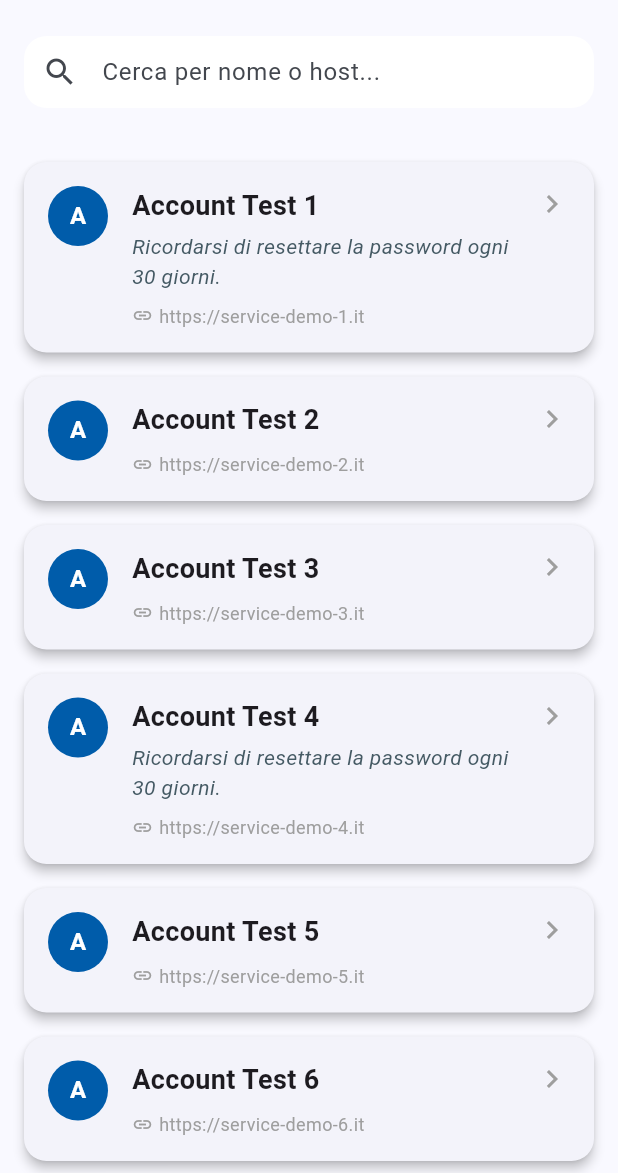
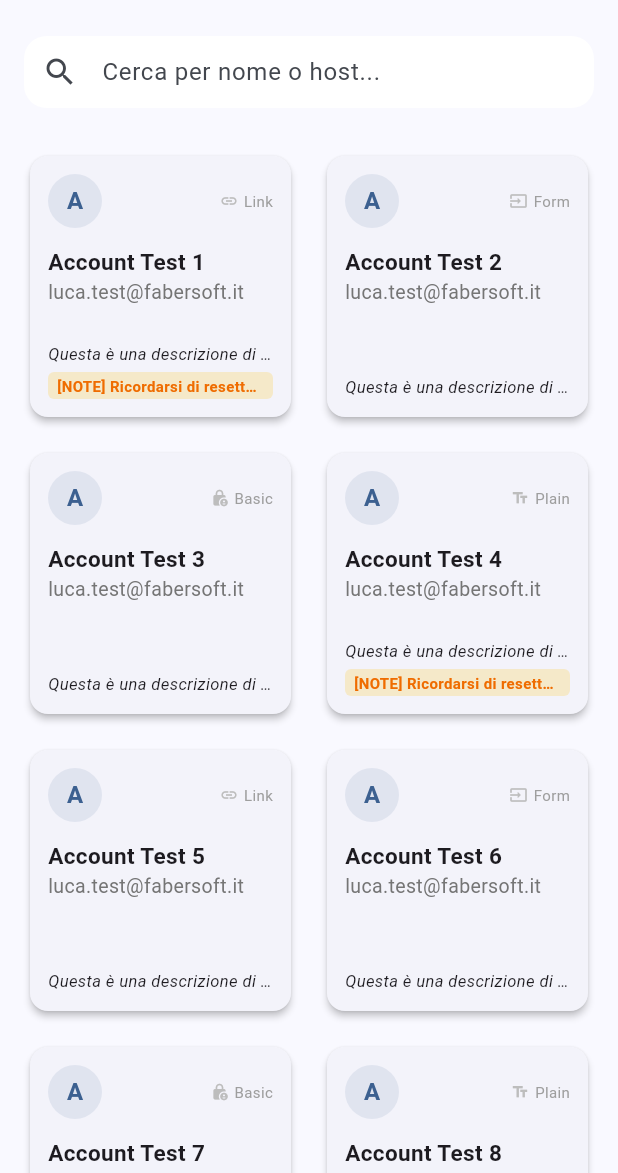
Before and after one commit to campanelliluca/dashboard_fabersoft_new, a Flutter app: the DashboardScreen screen opened directly, on a phone screen of 412 x 824 dp, the part 63-1236 px from its top. Run offline on Flutter 3.47's test engine with Material 3 defaults, Android fonts, the phone set to English and light mode, and no system bars; our stand-ins replace flutter_svg, google_fonts, shared_preferences; accounts and stored records are empty; network calls fail.

Commit message:
Implementate card account

```diff
--- a/lib/screens/dashboard_screen.dart
+++ b/lib/screens/dashboard_screen.dart
@@ -98,6 +98,9 @@ class _DashboardScreenState extends State<DashboardScreen> {
   }
 
   /* Widget dinamico per il corpo della pagina */
+  /* * Punto 2.a: Widget per il corpo della pagina con Griglia Responsive.
+   * LayoutBuilder ci permette di conoscere le dimensioni dello schermo.
+   */
   Widget _buildBody() {
     if (_isLoading) {
       return const Center(child: CircularProgressIndicator());
@@ -116,12 +119,42 @@ class _DashboardScreenState extends State<DashboardScreen> {
       return const Center(child: Text('Nessun account trovato.'));
     }
 
-    return ListView.builder(
-      padding: const EdgeInsets.all(16),
-      itemCount: _filteredAccounts.length,
-      itemBuilder: (context, index) {
-        return AccountCard(account: _filteredAccounts[index]);
+    // Usiamo LayoutBuilder per rendere la griglia adattiva
+    return LayoutBuilder(
+      builder: (context, constraints) {
+        // Calcoliamo il numero di colonne in base alla larghezza disponibile
+        int crossAxisCount = _getCrossAxisCount(constraints.maxWidth);
+
+        return GridView.builder(
+          padding: const EdgeInsets.all(16),
+          // Definiamo la struttura della griglia
+          gridDelegate: SliverGridDelegateWithFixedCrossAxisCount(
+            crossAxisCount: crossAxisCount, // 6, 4 o 2 colonne
+            crossAxisSpacing: 16, // Spazio orizzontale tra mattonelle
+            mainAxisSpacing: 16, // Spazio verticale tra mattonelle
+            childAspectRatio: 1.0, // Le rende quadrate (mattonelle)
+          ),
+          itemCount: _filteredAccounts.length,
+          itemBuilder: (context, index) {
+            final account = _filteredAccounts[index];
+            // Per ora usiamo ancora la vecchia AccountCard, la cambieremo nel punto 2.b
+            return AccountCard(account: account);
+          },
+        );
       },
     );
   }
+
+  /* * Helper per decidere il numero di colonne (Breakpoint).
+   * Segue le tue specifiche: Desktop 6, Tablet 4, Smartphone 2.
+   */
+  int _getCrossAxisCount(double width) {
+    if (width > 1200) {
+      return 6; // Desktop
+    } else if (width > 600) {
+      return 4; // Tablet
+    } else {
+      return 2; // Smartphone
+    }
+  }
 }
--- a/lib/widgets/account_card.dart
+++ b/lib/widgets/account_card.dart
@@ -1,9 +1,8 @@
 import 'package:flutter/material.dart';
 import 'package:dashboard_fabersoft_new/models/account_model.dart';
 
-/*
- * AccountCard: Widget per la visualizzazione moderna di un account.
- * Organizza le informazioni (Label, Note, Host) in una scheda con ombreggiatura.
+/* * AccountCard: La "mattonella" quadrata interattiva.
+ * Ridisegnata per il layout responsive 6-4-2.
  */
 class AccountCard extends StatelessWidget {
   final Account account;
@@ -12,86 +11,137 @@ class AccountCard extends StatelessWidget {
 
   @override
   Widget build(BuildContext context) {
+    // Recuperiamo il colore primario (Blu FaberSoft) dal tema
+    final primaryColor = Theme.of(context).colorScheme.primary;
+
     return Card(
-      elevation: 3, // Profondità della scheda
-      margin: const EdgeInsets.symmetric(vertical: 8),
-      shape: RoundedRectangleBorder(
-        borderRadius: BorderRadius.circular(15), // Bordi arrotondati
-      ),
+      elevation: 2,
+      shape: RoundedRectangleBorder(borderRadius: BorderRadius.circular(12)),
+      child: InkWell(
+        // InkWell serve per dare l'effetto al clic
+        borderRadius: BorderRadius.circular(12),
+        onTap: () {
+          // Qui andrà la logica del Punto 3.b (Lancio sito)
+          print('Lancio sito: ${account.host}');
+        },
         child: Padding(
-        padding: const EdgeInsets.all(16.0),
-        child: Row(
+          padding: const EdgeInsets.all(12.0),
+          child: Column(
             crossAxisAlignment: CrossAxisAlignment.start,
             children: [
-            /* Avatar con l'iniziale del servizio */
+              // --- PARTE SUPERIORE: ICONA E METODO ---
+              Row(
+                mainAxisAlignment: MainAxisAlignment.spaceBetween,
+                children: [
                   CircleAvatar(
-              backgroundColor: const Color(0xFF005CAA), // Blu FaberSoft
+                    radius: 18,
+                    backgroundColor: primaryColor.withOpacity(0.1),
                     child: Text(
-                account.label.isNotEmpty ? account.label[0].toUpperCase() : '?',
-                style: const TextStyle(
-                  color: Colors.white,
+                      account.label[0].toUpperCase(),
+                      style: TextStyle(
+                        color: primaryColor,
                         fontWeight: FontWeight.bold,
                       ),
                     ),
                   ),
-            const SizedBox(width: 16),
+                  // Icona e dicitura Metodo (Punto 1.a)
+                  _buildMethodBadge(account.method),
+                ],
+              ),
+              const SizedBox(height: 12),
 
-            /* Colonna informativa centrale */
-            Expanded(
-              child: Column(
-                crossAxisAlignment: CrossAxisAlignment.start,
-                children: [
-                  // 1. Titolo dell'account (Label)
+              // --- CENTRO: TITOLO E USER ---
               Text(
                 account.label,
                 style: const TextStyle(
-                      fontSize: 18,
                   fontWeight: FontWeight.bold,
+                  fontSize: 15,
                 ),
+                maxLines: 1,
+                overflow: TextOverflow.ellipsis,
+              ),
+              Text(
+                account.user.isNotEmpty ? account.user : 'Nessun utente',
+                style: TextStyle(color: Colors.grey[600], fontSize: 13),
+                maxLines: 1,
+                overflow: TextOverflow.ellipsis,
               ),
 
-                  // 2. Note per l'utente (Richiesta specifica)
-                  if (account.note.isNotEmpty)
-                    Padding(
-                      padding: const EdgeInsets.only(top: 4),
-                      child: Text(
-                        account.note,
-                        style: TextStyle(
-                          fontSize: 14,
-                          color: Colors.blueGrey[700],
+              const Spacer(), // Spinge il contenuto successivo verso il basso
+              // --- BASSO: DESCR E NOTE (Soluzione Overflow) ---
+              // Descrizione in corsivo
+              if (account.descr.isNotEmpty)
+                Text(
+                  account.descr,
+                  style: const TextStyle(
                     fontStyle: FontStyle.italic,
+                    fontSize: 11,
                   ),
-                      ),
+                  maxLines: 1,
+                  overflow: TextOverflow.ellipsis,
                 ),
 
-                  const SizedBox(height: 8),
-
-                  // 3. Informazioni tecniche (Host e User)
-                  Row(
-                    children: [
-                      const Icon(Icons.link, size: 14, color: Colors.grey),
-                      const SizedBox(width: 4),
-                      Expanded(
+              // Tag Note con evidenza (Punto 1.a)
+              if (account.note.isNotEmpty)
+                Container(
+                  margin: const EdgeInsets.only(top: 4),
+                  padding: const EdgeInsets.symmetric(
+                    horizontal: 6,
+                    vertical: 2,
+                  ),
+                  decoration: BoxDecoration(
+                    color: Colors.amber.withValues(alpha: 0.2),
+                    borderRadius: BorderRadius.circular(4),
+                  ),
                   child: Text(
-                          account.host,
-                          style: const TextStyle(
-                            fontSize: 12,
-                            color: Colors.grey,
+                    "[NOTE] ${account.note}",
+                    style: TextStyle(
+                      fontSize: 10,
+                      fontWeight: FontWeight.bold,
+                      color: Colors.orange.shade800,
                     ),
+                    maxLines: 1,
                     overflow: TextOverflow.ellipsis,
                   ),
                 ),
             ],
           ),
-                ],
-              ),
-            ),
-
-            /* Freccia laterale per indicare interattività */
-            const Center(child: Icon(Icons.chevron_right, color: Colors.grey)),
-          ],
         ),
       ),
     );
   }
+
+  /* * Helper per creare il badge del metodo di autenticazione.
+   */
+  Widget _buildMethodBadge(String method) {
+    IconData icon;
+    String label;
+
+    switch (method.toLowerCase()) {
+      case 'form':
+        icon = Icons.input;
+        label = "Form";
+        break;
+      case 'basic':
+        icon = Icons.lock_person;
+        label = "Basic";
+        break;
+      case 'link':
+        icon = Icons.link;
+        label = "Link";
+        break;
+      default:
+        icon = Icons.text_fields;
+        label = "Plain";
     }
+
+    return Row(
+      mainAxisSize: MainAxisSize.min,
+      children: [
+        Icon(icon, size: 12, color: Colors.grey[400]),
+        const SizedBox(width: 4),
+        Text(label, style: TextStyle(fontSize: 10, color: Colors.grey[500])),
+      ],
+    );
+  }
+}
```
Lines whose indentation alone changed are shown as unchanged.
